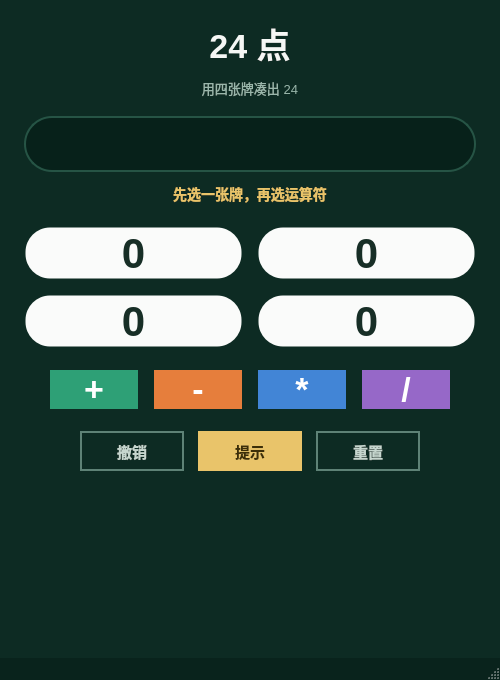
The window that mainwindow.ui (ZINCzzz/Game24) describes before a commit, drawn with Qt 5.
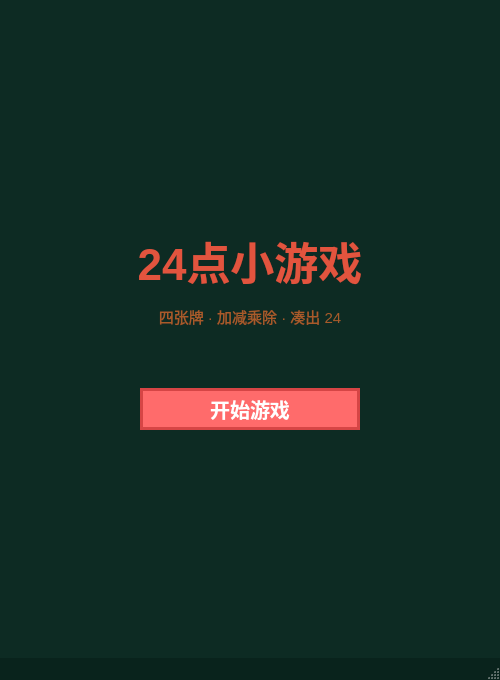
The same window after the commit. Icons and pictures are not drawn.

Commit message: feat: 主窗口添加封面背景图，引入 Qt 资源文件（resources.qrc）

```diff
--- a/mainwindow.ui
+++ b/mainwindow.ui
@@ -162,10 +162,150 @@
     min-height: 36px;
     padding: 0 16px;
 }
-QPushButton:hover { background-color: #1d5a49; }</string>
+QPushButton:hover { background-color: #1d5a49; }
+
+/* ===== 封面页：卡通背景图 ===== */
+QWidget#coverPage {
+    border-image: url(:/images/cover_bg.png) 0 0 0 0 stretch stretch;
+}
+QLabel#labelCoverTitle {
+    color: #E2543E;
+    font-size: 44px;
+    font-weight: bold;
+}
+QLabel#labelCoverSub {
+    color: #A85B2A;
+    font-size: 15px;
+}
+QPushButton#btnStart {
+    background-color: #FF6B6B;
+    color: #ffffff;
+    border: 3px solid #D64545;
+    border-radius: 32px;
+    font-size: 20px;
+    font-weight: bold;
+}
+QPushButton#btnStart:hover { background-color: #FF8080; }
+QPushButton#btnStart:pressed { background-color: #E85C5C; }</string>
   </property>
   <widget class="QWidget" name="centralwidget">
-   <layout class="QVBoxLayout" name="verticalLayout_3">
+   <layout class="QVBoxLayout" name="rootLayout">
+    <property name="spacing">
+     <number>0</number>
+    </property>
+    <property name="leftMargin">
+     <number>0</number>
+    </property>
+    <property name="topMargin">
+     <number>0</number>
+    </property>
+    <property name="rightMargin">
+     <number>0</number>
+    </property>
+    <property name="bottomMargin">
+     <number>0</number>
+    </property>
+    <item>
+     <widget class="QStackedWidget" name="stackedWidget">
+      <widget class="QWidget" name="coverPage">
+       <layout class="QVBoxLayout" name="coverLayout">
+        <property name="spacing">
+         <number>12</number>
+        </property>
+        <item>
+         <spacer name="coverSpacerTop">
+          <property name="orientation">
+           <enum>Qt::Vertical</enum>
+          </property>
+          <property name="sizeHint" stdset="0">
+           <size>
+            <width>20</width>
+            <height>40</height>
+           </size>
+          </property>
+         </spacer>
+        </item>
+        <item>
+         <widget class="QLabel" name="labelCoverTitle">
+          <property name="text">
+           <string>24点小游戏</string>
+          </property>
+          <property name="alignment">
+           <set>Qt::AlignCenter</set>
+          </property>
+         </widget>
+        </item>
+        <item>
+         <widget class="QLabel" name="labelCoverSub">
+          <property name="text">
+           <string>四张牌 · 加减乘除 · 凑出 24</string>
+          </property>
+          <property name="alignment">
+           <set>Qt::AlignCenter</set>
+          </property>
+         </widget>
+        </item>
+        <item>
+         <spacer name="coverSpacerMid">
+          <property name="orientation">
+           <enum>Qt::Vertical</enum>
+          </property>
+          <property name="sizeType">
+           <enum>QSizePolicy::Fixed</enum>
+          </property>
+          <property name="sizeHint" stdset="0">
+           <size>
+            <width>20</width>
+            <height>48</height>
+           </size>
+          </property>
+         </spacer>
+        </item>
+        <item alignment="Qt::AlignHCenter">
+         <widget class="QPushButton" name="btnStart">
+          <property name="sizePolicy">
+           <sizepolicy hsizetype="Fixed" vsizetype="Fixed">
+            <horstretch>0</horstretch>
+            <verstretch>0</verstretch>
+           </sizepolicy>
+          </property>
+          <property name="minimumSize">
+           <size>
+            <width>220</width>
+            <height>64</height>
+           </size>
+          </property>
+          <property name="maximumSize">
+           <size>
+            <width>220</width>
+            <height>64</height>
+           </size>
+          </property>
+          <property name="text">
+           <string>开始游戏</string>
+          </property>
+          <property name="cursor">
+           <cursorShape>PointingHandCursor</cursorShape>
+          </property>
+         </widget>
+        </item>
+        <item>
+         <spacer name="coverSpacerBottom">
+          <property name="orientation">
+           <enum>Qt::Vertical</enum>
+          </property>
+          <property name="sizeHint" stdset="0">
+           <size>
+            <width>20</width>
+            <height>40</height>
+           </size>
+          </property>
+         </spacer>
+        </item>
+       </layout>
+      </widget>
+      <widget class="QWidget" name="gamePage">
+       <layout class="QVBoxLayout" name="verticalLayout_3">
     <property name="spacing">
      <number>10</number>
     </property>
@@ -651,6 +791,10 @@
        </size>
       </property>
      </spacer>
+    </item>
+       </layout>
+      </widget>
+     </widget>
     </item>
    </layout>
   </widget>
```
The commit also changes 5 other files.
